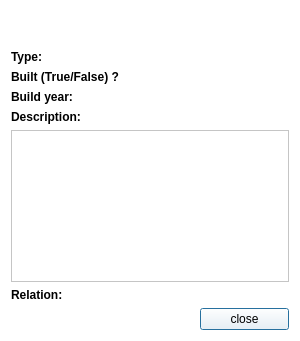
The window that vika3/ui/moreinfocomputer.ui (hlynurstef/Verklegt-namskeid-1-vika-3) describes before a commit, drawn with Qt 5.
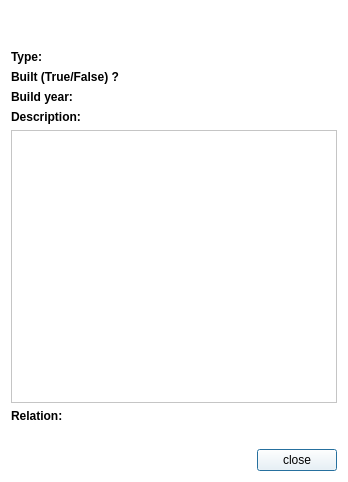
The same window after the commit. Icons and pictures are not drawn.

What changed in the file:
```diff
--- a/vika3/ui/moreinfocomputer.ui
+++ b/vika3/ui/moreinfocomputer.ui
@@ -6,8 +6,8 @@
    <rect>
     <x>0</x>
     <y>0</y>
-    <width>300</width>
-    <height>341</height>
+    <width>348</width>
+    <height>482</height>
    </rect>
   </property>
   <property name="minimumSize">
@@ -26,25 +26,25 @@
   <property name="styleSheet">
    <string notr="true">background-color: rgb(255, 255, 255);</string>
   </property>
-  <layout class="QGridLayout" name="gridLayout_2">
-   <item row="0" column="0" colspan="3">
-    <layout class="QGridLayout" name="gridLayout">
-     <item row="0" column="0" colspan="4">
-      <widget class="QLabel" name="label_name">
-       <property name="font">
-        <font>
-         <family>Small Fonts</family>
-         <pointsize>18</pointsize>
-         <weight>75</weight>
-         <bold>true</bold>
-        </font>
-       </property>
-       <property name="text">
-        <string/>
-       </property>
-      </widget>
-     </item>
-     <item row="1" column="0">
+  <layout class="QVBoxLayout" name="verticalLayout">
+   <item>
+    <widget class="QLabel" name="label_name">
+     <property name="font">
+      <font>
+       <family>Small Fonts</family>
+       <pointsize>18</pointsize>
+       <weight>75</weight>
+       <bold>true</bold>
+      </font>
+     </property>
+     <property name="text">
+      <string/>
+     </property>
+    </widget>
+   </item>
+   <item>
+    <layout class="QHBoxLayout" name="horizontalLayout">
+     <item>
       <widget class="QLabel" name="type">
        <property name="font">
         <font>
@@ -57,27 +57,18 @@
        </property>
       </widget>
      </item>
-     <item row="3" column="1" colspan="3">
-      <widget class="QLabel" name="label_buildYear">
+     <item>
+      <widget class="QLabel" name="label_type">
        <property name="text">
         <string/>
        </property>
       </widget>
      </item>
-     <item row="3" column="0">
-      <widget class="QLabel" name="buildYear">
-       <property name="font">
-        <font>
-         <weight>75</weight>
-         <bold>true</bold>
-        </font>
-       </property>
-       <property name="text">
-        <string>Build year:</string>
-       </property>
-      </widget>
-     </item>
-     <item row="2" column="0" colspan="2">
+    </layout>
+   </item>
+   <item>
+    <layout class="QHBoxLayout" name="horizontalLayout_2">
+     <item>
       <widget class="QLabel" name="built">
        <property name="font">
         <font>
@@ -90,22 +81,19 @@
        </property>
       </widget>
      </item>
-     <item row="1" column="1" colspan="3">
-      <widget class="QLabel" name="label_type">
-       <property name="text">
-        <string/>
-       </property>
-      </widget>
-     </item>
-     <item row="2" column="2">
+     <item>
       <widget class="QLabel" name="label_built">
        <property name="text">
         <string/>
        </property>
       </widget>
      </item>
-     <item row="4" column="0">
-      <widget class="QLabel" name="description">
+    </layout>
+   </item>
+   <item>
+    <layout class="QHBoxLayout" name="horizontalLayout_3">
+     <item>
+      <widget class="QLabel" name="buildYear">
        <property name="font">
         <font>
          <weight>75</weight>
@@ -113,14 +101,21 @@
         </font>
        </property>
        <property name="text">
-        <string>Description: </string>
+        <string>Build year:</string>
+       </property>
+      </widget>
+     </item>
+     <item>
+      <widget class="QLabel" name="label_buildYear">
+       <property name="text">
+        <string/>
        </property>
       </widget>
      </item>
     </layout>
    </item>
-   <item row="2" column="0">
-    <widget class="QLabel" name="relation">
+   <item>
+    <widget class="QLabel" name="description">
      <property name="font">
       <font>
        <weight>75</weight>
@@ -128,11 +123,11 @@
       </font>
      </property>
      <property name="text">
-      <string>Relation:</string>
+      <string>Description: </string>
      </property>
     </widget>
    </item>
-   <item row="1" column="0" colspan="3">
+   <item>
     <widget class="QTextBrowser" name="label_description">
      <property name="baseSize">
       <size>
@@ -142,19 +137,49 @@
      </property>
     </widget>
    </item>
-   <item row="2" column="1" colspan="2">
+   <item>
+    <widget class="QLabel" name="relation">
+     <property name="font">
+      <font>
+       <weight>75</weight>
+       <bold>true</bold>
+      </font>
+     </property>
+     <property name="text">
+      <string>Relation:</string>
+     </property>
+    </widget>
+   </item>
+   <item>
     <widget class="QLabel" name="label_relation">
      <property name="text">
       <string/>
      </property>
     </widget>
    </item>
-   <item row="3" column="2">
-    <widget class="QPushButton" name="pushButton">
-     <property name="text">
-      <string>close</string>
-     </property>
-    </widget>
+   <item>
+    <layout class="QHBoxLayout" name="horizontalLayout_4">
+     <item>
+      <spacer name="horizontalSpacer">
+       <property name="orientation">
+        <enum>Qt::Horizontal</enum>
+       </property>
+       <property name="sizeHint" stdset="0">
+        <size>
+         <width>40</width>
+         <height>20</height>
+        </size>
+       </property>
+      </spacer>
+     </item>
+     <item>
+      <widget class="QPushButton" name="pushButton">
+       <property name="text">
+        <string>close</string>
+       </property>
+      </widget>
+     </item>
+    </layout>
    </item>
   </layout>
  </widget>
```
